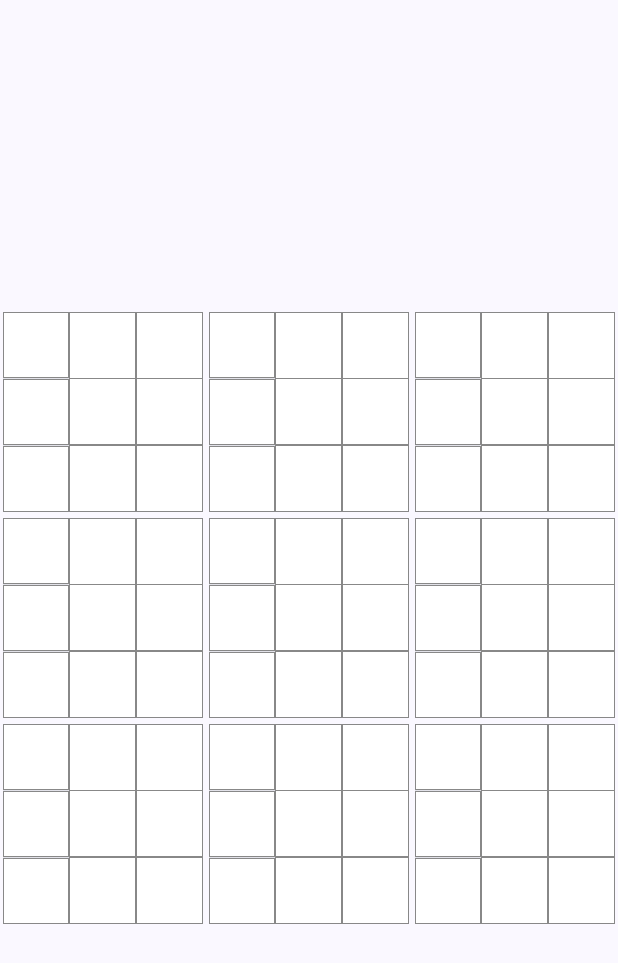
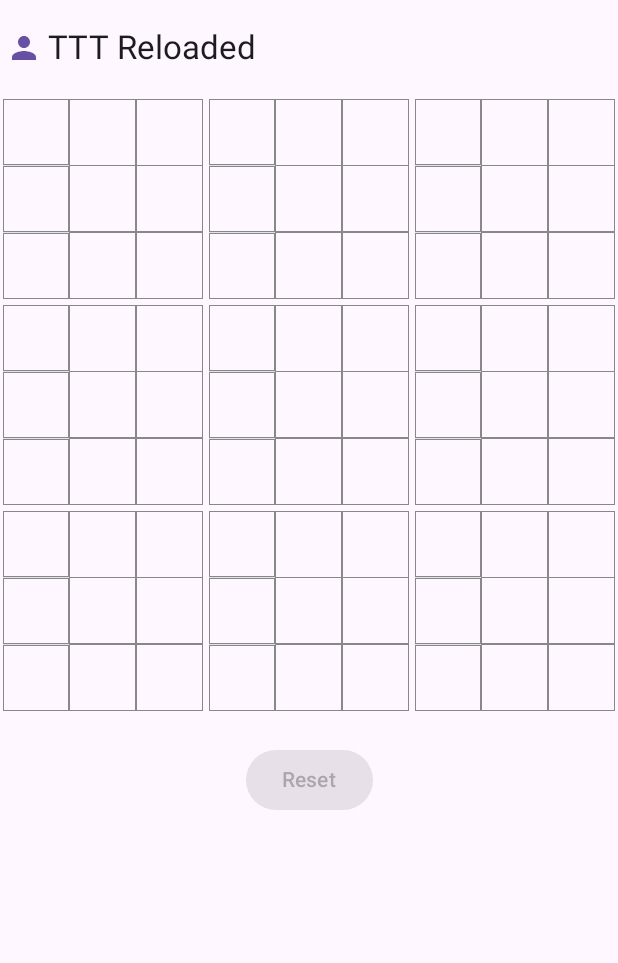
Before and after one commit to ndts55/tttreloaded, an Android app built with Jetpack Compose: the screen it shows after launch (MainActivity), on a phone screen of 412 x 824 dp. Shown: the top 963 px of the screen. Run offline under Robolectric (Android 15) with nearby library versions, the phone set to English and light mode, and no system bars.

Commit message:
feat: functionally complete game and some color animations

```diff
--- a/app/src/main/java/org/ndts/tttreloaded/MainActivity.kt
+++ b/app/src/main/java/org/ndts/tttreloaded/MainActivity.kt
@@ -1,8 +1,14 @@
+@file:OptIn(ExperimentalMaterial3Api::class)
+
 package org.ndts.tttreloaded
 
 import android.os.Bundle
 import androidx.activity.ComponentActivity
 import androidx.activity.compose.setContent
+import androidx.compose.animation.animateColorAsState
+import androidx.compose.animation.core.AnimationSpec
+import androidx.compose.animation.core.FastOutLinearInEasing
+import androidx.compose.animation.core.tween
 import androidx.compose.foundation.BorderStroke
 import androidx.compose.foundation.Canvas
 import androidx.compose.foundation.clickable
@@ -10,16 +16,26 @@ import androidx.compose.foundation.layout.Arrangement
 import androidx.compose.foundation.layout.Box
 import androidx.compose.foundation.layout.Column
 import androidx.compose.foundation.layout.Row
+import androidx.compose.foundation.layout.Spacer
 import androidx.compose.foundation.layout.aspectRatio
 import androidx.compose.foundation.layout.fillMaxHeight
 import androidx.compose.foundation.layout.fillMaxSize
+import androidx.compose.foundation.layout.height
 import androidx.compose.foundation.layout.padding
 import androidx.compose.foundation.shape.RoundedCornerShape
+import androidx.compose.material.icons.Icons
+import androidx.compose.material.icons.filled.Person
+import androidx.compose.material3.Button
 import androidx.compose.material3.Card
 import androidx.compose.material3.CardDefaults
-import androidx.compose.material3.CardElevation
+import androidx.compose.material3.ExperimentalMaterial3Api
+import androidx.compose.material3.Icon
 import androidx.compose.material3.MaterialTheme
+import androidx.compose.material3.Scaffold
 import androidx.compose.material3.Surface
+import androidx.compose.material3.Text
+import androidx.compose.material3.TopAppBar
+import androidx.compose.material3.TopAppBarDefaults
 import androidx.compose.runtime.Composable
 import androidx.compose.runtime.getValue
 import androidx.compose.runtime.mutableStateOf
@@ -30,16 +46,15 @@ import androidx.compose.ui.Modifier
 import androidx.compose.ui.graphics.Color
 import androidx.compose.ui.tooling.preview.Preview
 import androidx.compose.ui.unit.dp
+import org.ndts.tttreloaded.game.DIM
 import org.ndts.tttreloaded.game.GameState
 import org.ndts.tttreloaded.game.InnerBoardResult
 import org.ndts.tttreloaded.game.InnerBoardState
+import org.ndts.tttreloaded.game.OuterBoardResult
 import org.ndts.tttreloaded.game.OuterBoardState
 import org.ndts.tttreloaded.game.PlayEvent
+import org.ndts.tttreloaded.game.Player
 import org.ndts.tttreloaded.game.TileState
-import org.ndts.tttreloaded.ui.theme.DrawColor
-import org.ndts.tttreloaded.ui.theme.LeftColor
-import org.ndts.tttreloaded.ui.theme.NoneColor
-import org.ndts.tttreloaded.ui.theme.RightColor
 import org.ndts.tttreloaded.ui.theme.TTTReloadedTheme
 
 class MainActivity : ComponentActivity() {
@@ -58,21 +73,76 @@ class MainActivity : ComponentActivity() {
     }
 }
 
+private val colorAnimationSpec: AnimationSpec<Color> =
+    tween(durationMillis = 75, easing = FastOutLinearInEasing)
+
+@Composable
+fun MaterialTheme.leftColor() = this.colorScheme.primary
+
+@Composable
+fun MaterialTheme.rightColor() = this.colorScheme.secondary
+
+@Composable
+fun MaterialTheme.noneColor() = this.colorScheme.background
+
+@Composable
+fun MaterialTheme.drawColor() = this.colorScheme.onBackground
+
 @Composable
 fun Game() {
     var state by remember { mutableStateOf(GameState()) }
+    val playerIndicatorColor by animateColorAsState(
+        targetValue = when (state.player) {
+            Player.Left -> MaterialTheme.leftColor()
+            Player.Right -> MaterialTheme.rightColor()
+        }, label = "playerColor",
+        animationSpec = colorAnimationSpec
+    )
+
+    Scaffold(topBar = {
+        TopAppBar(
+            title = {
+                Text(
+                    text = when (state.outerBoardState.result) {
+                        OuterBoardResult.Left, OuterBoardResult.Right -> "${state.player} wins"
+                        OuterBoardResult.None -> "TTT Reloaded"
+                        OuterBoardResult.Draw -> "Draw"
+                    }
+                )
+            },
+            navigationIcon = {
+                // TODO find better icon
+                Icon(Icons.Filled.Person, contentDescription = "")
+            },
+            colors = TopAppBarDefaults.topAppBarColors(
+                navigationIconContentColor = playerIndicatorColor,
+            )
+        )
+    }) {
+        Column(
+            modifier = Modifier.fillMaxHeight(),
+            horizontalAlignment = Alignment.CenterHorizontally
+        ) {
             OuterBoard(
+                modifier = Modifier.padding(it),
                 state = state.outerBoardState
             ) { boardId, tileId ->
                 state = state.apply(PlayEvent(state.player, boardId, tileId))
             }
+            Spacer(modifier = Modifier.height(20.dp))
+            Button(
+                onClick = { state = GameState() },
+                enabled = state.outerBoardState.result != OuterBoardResult.None
+            ) {
+                Text(text = "Reset")
             }
-
-const val DIM = 3
+        }
+    }
+}
 
 @Composable
 fun OuterBoard(
-    state: OuterBoardState, modifier: Modifier = Modifier, onTileClick: (Int, Int) -> Unit
+    modifier: Modifier = Modifier, state: OuterBoardState, onTileClick: (Int, Int) -> Unit
 ) = Column(modifier = modifier.aspectRatio(1.0f)) {
     repeat(DIM) { i ->
         Row(modifier = Modifier.weight(1.0F)) {
@@ -90,22 +160,30 @@ fun OuterBoard(
     }
 }
 
+
 @Composable
 fun InnerBoard(
     state: InnerBoardState, modifier: Modifier = Modifier, onTileClick: (Int) -> Unit
 ) {
+    val overlayColor by animateColorAsState(
+        targetValue = if (state.enabled) Color.Transparent else Color.Black.copy(
+            alpha = 0.25f
+        ), label = "overlayColor",
+        animationSpec = colorAnimationSpec
+    )
+
     Box(Modifier.padding(2.dp)) {
         when (state.result) {
             InnerBoardResult.Left -> ColoredSquare(
-                color = LeftColor
+                color = MaterialTheme.leftColor()
             )
 
             InnerBoardResult.Right -> ColoredSquare(
-                color = RightColor
+                color = MaterialTheme.rightColor()
             )
 
             InnerBoardResult.Draw -> ColoredSquare(
-                color = DrawColor
+                color = MaterialTheme.drawColor()
             )
 
             InnerBoardResult.None -> {
@@ -133,10 +211,8 @@ fun InnerBoard(
                         }
                     }
                 }
-
-                if (!state.enabled)
                 Canvas(modifier = Modifier.matchParentSize()) {
-                        drawRect(Color.Black.copy(alpha = 0.25f))
+                    drawRect(overlayColor)
                 }
             }
         }
@@ -147,9 +223,9 @@ fun InnerBoard(
 fun Tile(state: TileState, modifier: Modifier = Modifier) = ColoredSquare(
     modifier = modifier,
     color = when (state) {
-        TileState.Left -> LeftColor
-        TileState.Right -> RightColor
-        TileState.None -> NoneColor
+        TileState.Left -> MaterialTheme.leftColor()
+        TileState.Right -> MaterialTheme.rightColor()
+        TileState.None -> MaterialTheme.noneColor()
     }
 )
 
@@ -157,13 +233,20 @@ fun Tile(state: TileState, modifier: Modifier = Modifier) = ColoredSquare(
 fun ColoredSquare(
     modifier: Modifier = Modifier,
     color: Color,
-) = Card(
+) {
+    val animatedColor by animateColorAsState(
+        targetValue = color,
+        label = "color",
+        animationSpec = colorAnimationSpec
+    )
+    Card(
         modifier = modifier
             .aspectRatio(1.0f),
         shape = RoundedCornerShape(0.dp),
         border = BorderStroke(0.5.dp, Color.Gray),
-    colors = CardDefaults.cardColors(containerColor = color)
+        colors = CardDefaults.cardColors(containerColor = animatedColor)
     ) {}
+}
 
 @Preview(showBackground = true)
 @Composable
--- a/app/src/main/java/org/ndts/tttreloaded/ui/theme/Color.kt
+++ b/app/src/main/java/org/ndts/tttreloaded/ui/theme/Color.kt
@@ -9,8 +9,3 @@ val Pink80 = Color(0xFFEFB8C8)
 val Purple40 = Color(0xFF6650a4)
 val PurpleGrey40 = Color(0xFF625b71)
 val Pink40 = Color(0xFF7D5260)
-
-val LeftColor = Color.Red
-val RightColor = Color.Blue
-val NoneColor = Color.White
-val DrawColor = Color.LightGray
--- a/app/src/main/java/org/ndts/tttreloaded/ui/theme/Theme.kt
+++ b/app/src/main/java/org/ndts/tttreloaded/ui/theme/Theme.kt
@@ -15,6 +15,7 @@ import androidx.compose.ui.platform.LocalContext
 import androidx.compose.ui.platform.LocalView
 import androidx.core.view.WindowCompat
 
+// TODO pick better colors
 private val DarkColorScheme = darkColorScheme(
         primary = Purple80,
         secondary = PurpleGrey80,
@@ -45,11 +46,11 @@ fun TTTReloadedTheme(
         content: @Composable () -> Unit
 ) {
     val colorScheme = when {
-        dynamicColor && Build.VERSION.SDK_INT >= Build.VERSION_CODES.S -> {
-            val context = LocalContext.current
-            if (darkTheme) dynamicDarkColorScheme(context) else dynamicLightColorScheme(context)
-        }
-
+//        dynamicColor && Build.VERSION.SDK_INT >= Build.VERSION_CODES.S -> {
+//            val context = LocalContext.current
+//            if (darkTheme) dynamicDarkColorScheme(context) else dynamicLightColorScheme(context)
+//        }
+//
         darkTheme -> DarkColorScheme
         else -> LightColorScheme
     }
--- a/gradle/libs.versions.toml
+++ b/gradle/libs.versions.toml
@@ -1,5 +1,5 @@
 [versions]
-agp = "8.3.2"
+agp = "8.4.1"
 kotlin = "1.9.0"
 coreKtx = "1.10.1"
 junit = "4.13.2"
```
Also changed, not shown: app/src/main/java/org/ndts/tttreloaded/game/Game.kt (+48 -2 lines), gradle/wrapper/gradle-wrapper.properties. Lines whose indentation alone changed are shown as unchanged.
